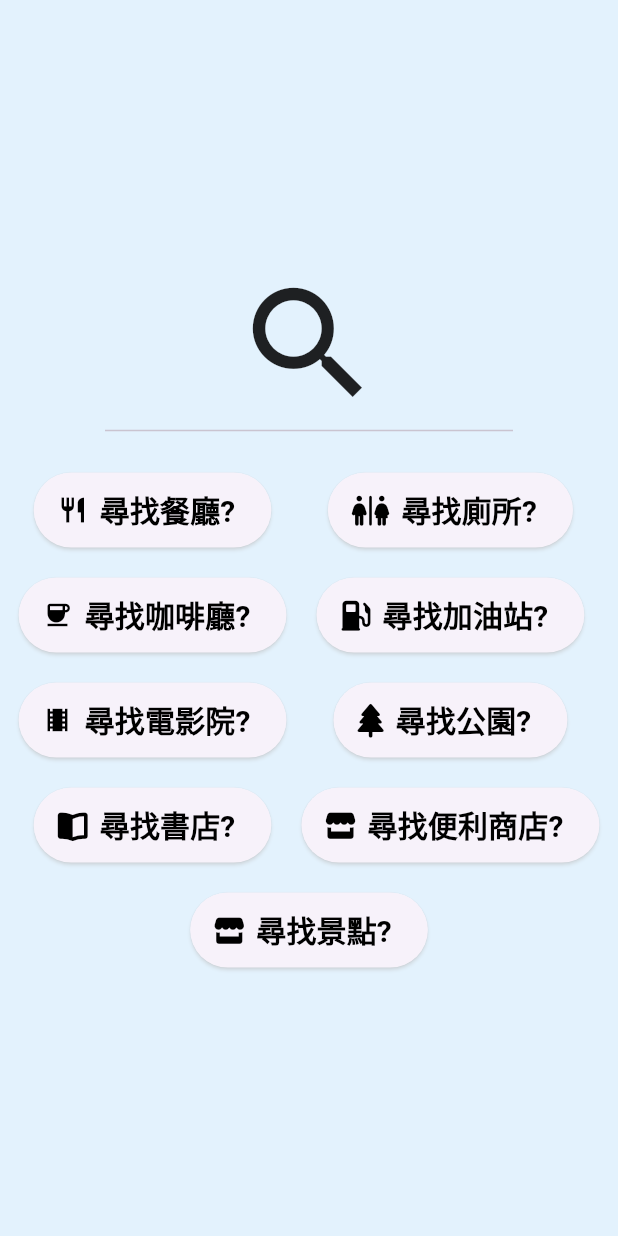
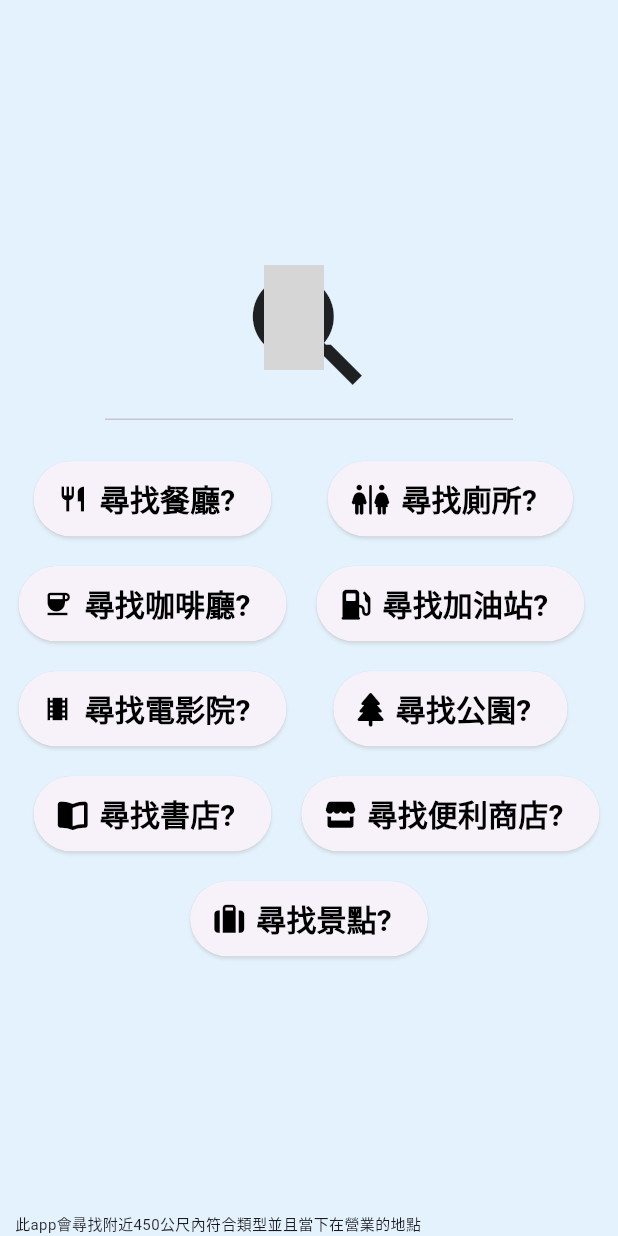
Before and after one commit to john541242-bb8/flutter_random_location, a Flutter app: the screen it shows after launch, on a phone screen of 412 x 824 dp. Run offline on Flutter 3.47's test engine with Material 3 defaults, Android fonts, the phone set to English and light mode, and no system bars; our stand-ins replace font_awesome_flutter, geolocator, google_maps_flutter; missing offline and left inert: google_maps_custom_marker; network calls fail; Roboto replaces fonts that are missing (GlowSCLight); grey boxes are pictures that could not be loaded.

Commit message:
修了營業時間的bug，並且加了彩蛋

```diff
--- a/lib/pages/lobby.dart
+++ b/lib/pages/lobby.dart
@@ -52,7 +52,22 @@ class Lobby extends StatelessWidget {
         child: Column(
           mainAxisAlignment: MainAxisAlignment.center,
           children: [
-            Icon(Icons.search, size: 100),
+            Stack(
+              children: [
+                Icon(Icons.search, size: 100),
+                Positioned(
+                  height: 70,
+                  bottom: 25,
+                  left: 20,
+                  child: CircleAvatar(
+                    backgroundImage: NetworkImage(
+                      scale: 0.1,
+                      "https://i.pinimg.com/736x/ae/aa/b2/aeaab2657dfa7ec6ea4f2ff9be35c6a8.jpg",
+                    ),
+                  ),
+                ),
+              ],
+            ),
             Padding(
               padding: const EdgeInsets.symmetric(horizontal: 70.0),
               child: Divider(),
@@ -140,9 +155,19 @@ class Lobby extends StatelessWidget {
                 searchMod.roller_coaster,
               ],
               buttonText: "景點",
-              icon: FontAwesomeIcons.store,
+              icon: FontAwesomeIcons.suitcase,
             ),
           ],
+        ),
+      ),
+
+      bottomNavigationBar: SafeArea(
+        child: Container(
+          padding: EdgeInsets.only(left: 10),
+          child: Text(
+            "此app會尋找附近450公尺內符合類型並且當下在營業的地點",
+            style: TextStyle(fontSize: 10, fontFamily: "GlowSCLight"),
+          ),
         ),
       ),
     );
--- a/lib/widget/randomPlace.dart
+++ b/lib/widget/randomPlace.dart
@@ -81,6 +81,8 @@ class _RandomPlaceState extends State<RandomPlace> {
       alignment: AlignmentGeometry.center,
       children: [
         Center(
+          child: Padding(
+            padding: const EdgeInsets.symmetric(horizontal: 10),
             child: TextButton(
               onPressed: () async {
                 launchUrl(
@@ -99,6 +101,7 @@ class _RandomPlaceState extends State<RandomPlace> {
                     fontSize: 50,
                   ),
                   child: Text(randomPlaceName),
+                ),
               ),
             ),
           ),
```
Also changed, not shown: lib/pages/resultsList.dart (+30 -10 lines), 1 other file. Lines whose indentation alone changed are shown as unchanged.
